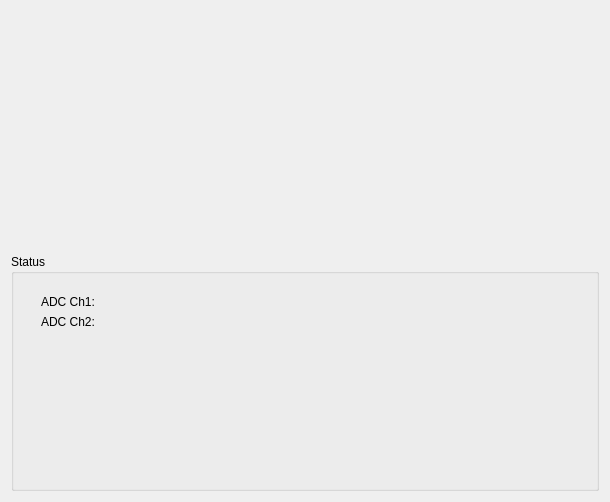
Above: muondetector-gui-1.0.2/src/main/status.ui from liukai-tech/muondetector before the change. Below: the same form after it.
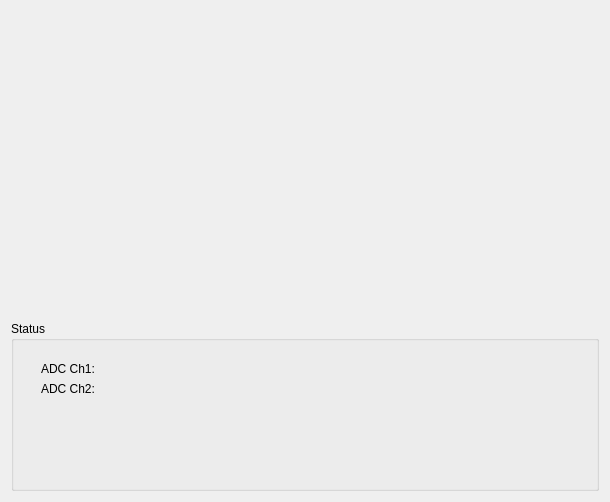
That is the form after the change. Custom widgets are drawn as their Qt base class.

Commit message: implemented pulseheight histogram (inside status tab)

Patch:
```diff
--- a/muondetector-gui-1.0.2/src/main/status.ui
+++ b/muondetector-gui-1.0.2/src/main/status.ui
@@ -20,11 +20,14 @@
     </widget>
    </item>
    <item row="1" column="0">
+    <widget class="CustomHistogram" name="pulseHeightHistogram" native="true"/>
+   </item>
+   <item row="2" column="0">
     <widget class="QGroupBox" name="statusValuesGroupBox">
      <property name="minimumSize">
       <size>
        <width>350</width>
-       <height>200</height>
+       <height>170</height>
       </size>
      </property>
      <property name="title">
@@ -67,6 +70,12 @@
    <header>plotcustom.h</header>
    <container>1</container>
   </customwidget>
+  <customwidget>
+   <class>CustomHistogram</class>
+   <extends>QWidget</extends>
+   <header>custom_histogram_widget.h</header>
+   <container>1</container>
+  </customwidget>
  </customwidgets>
  <resources/>
  <connections/>
```
Left out of the diff: 4 changed lines with no effect on the pictures. The commit also changes 5 other files.
